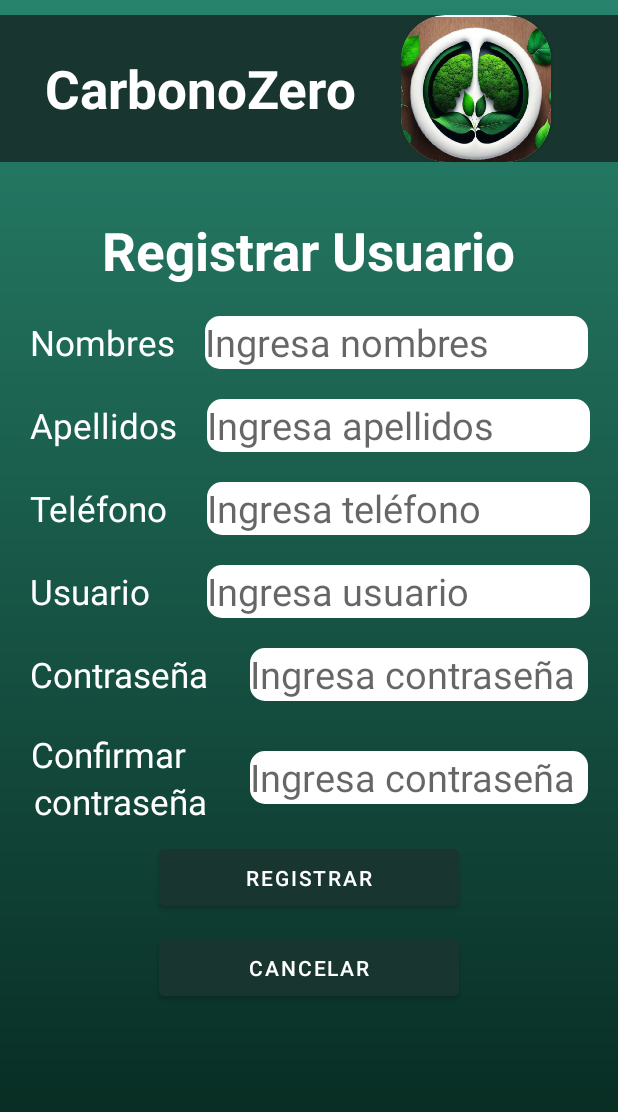
After one commit to LuisT0p20/CarbonoZero, an Android app: the CreateUser screen opened directly, with no data from a screen before it, on a phone screen of 412 x 824 dp. The commit adds this screen. Shown: the top 1112 px of the screen. Run offline under Robolectric (Android 15) with nearby library versions, the phone set to English and light mode, and no system bars.

Commit message:
Add Create User

```diff
--- a/app/src/main/AndroidManifest.xml
+++ b/app/src/main/AndroidManifest.xml
@@ -14,6 +14,9 @@
         android:theme="@style/Theme.Clase1"
         android:usesCleartextTraffic="true"
         tools:targetApi="31">
+        <activity
+            android:name=".CreateUser"
+            android:exported="false" />
         <activity
             android:name=".Login"
             android:exported="false" />
--- /dev/null
+++ b/app/src/main/java/com/example/clase1/CreateUser.java
@@ -0,0 +1,34 @@
+package com.example.clase1;
+
+import androidx.appcompat.app.AppCompatActivity;
+
+import android.content.Intent;
+import android.os.Bundle;
+import android.view.View;
+import android.widget.Button;
+
+public class CreateUser extends AppCompatActivity {
+    Button btn_cancel_create_user,btn_create_user;
+    @Override
+    protected void onCreate(Bundle savedInstanceState) {
+        super.onCreate(savedInstanceState);
+        setContentView(R.layout.activity_create_user);
+        btn_create_user = findViewById(R.id.btn_create_user);
+        btn_cancel_create_user = findViewById(R.id.btn_cancel_create_user);
+
+        btn_create_user.setOnClickListener(new View.OnClickListener() {
+            @Override
+            public void onClick(View v) {
+                Intent i = new Intent(CreateUser.this, Login.class);
+                startActivity(i);
+            }
+        });
+        btn_cancel_create_user.setOnClickListener(new View.OnClickListener() {
+            @Override
+            public void onClick(View v) {
+                Intent i = new Intent(CreateUser.this, Login.class);
+                startActivity(i);
+            }
+        });
+    }
+}
--- a/app/src/main/java/com/example/clase1/Login.java
+++ b/app/src/main/java/com/example/clase1/Login.java
@@ -6,14 +6,17 @@ import android.content.Intent;
 import android.os.Bundle;
 import android.view.View;
 import android.widget.Button;
+import android.widget.TextView;
 
 public class Login extends AppCompatActivity {
     Button btn_login;
+    TextView txt_create;
     @Override
     protected void onCreate(Bundle savedInstanceState) {
         super.onCreate(savedInstanceState);
         setContentView(R.layout.activity_login);
         btn_login = findViewById(R.id.btn_login);
+        txt_create = findViewById(R.id.txt_create);
         btn_login.setOnClickListener(new View.OnClickListener() {
             @Override
             public void onClick(View v) {
@@ -21,6 +24,13 @@ public class Login extends AppCompatActivity {
                 startActivity(i);
             }
         });
+        txt_create.setOnClickListener(new View.OnClickListener() {
+            @Override
+            public void onClick(View v) {
+                Intent i = new Intent(Login.this, CreateUser.class);
+                startActivity(i);
+            }
+        });
 
     }
 }
--- a/app/src/main/java/com/example/clase1/MainActivity.java
+++ b/app/src/main/java/com/example/clase1/MainActivity.java
@@ -1,7 +1,9 @@
 package com.example.clase1;
 
 import androidx.appcompat.app.AppCompatActivity;
+import androidx.cardview.widget.CardView;
 
+import android.content.Intent;
 import android.os.Bundle;
 import android.view.View;
 import android.widget.Button;
@@ -10,12 +12,33 @@ import android.widget.Toast;
 
 public class    MainActivity extends AppCompatActivity {
 //objetos con los que se va a interactuar
-
-
+    CardView cv_register, cv_analisis, cv_recomendacion;
     @Override
     protected void onCreate(Bundle savedInstanceState) {
         super.onCreate(savedInstanceState);
         setContentView(R.layout.activity_main);
+        cv_register = findViewById(R.id.cv_register);
+        cv_analisis = findViewById(R.id.cv_analisis);
+        cv_recomendacion = findViewById(R.id.cv_recomendacion);
+        cv_register.setOnClickListener(new View.OnClickListener() {
+            @Override
+            public void onClick(View v) {
+
+            }
+        });
+        cv_analisis.setOnClickListener(new View.OnClickListener() {
+            @Override
+            public void onClick(View v) {
+
+            }
+        });
+        cv_recomendacion.setOnClickListener(new View.OnClickListener() {
+            @Override
+            public void onClick(View v) {
+
+            }
+        });
+
     }
 
 
--- /dev/null
+++ b/app/src/main/res/layout/activity_create_user.xml
@@ -0,0 +1,226 @@
+<?xml version="1.0" encoding="utf-8"?>
+<LinearLayout xmlns:android="http://schemas.android.com/apk/res/android"
+    xmlns:app="http://schemas.android.com/apk/res-auto"
+    xmlns:tools="http://schemas.android.com/tools"
+    android:layout_width="match_parent"
+    android:layout_height="match_parent"
+    android:background="@drawable/my_shape"
+    android:orientation="vertical"
+    tools:context=".CreateUser">
+    <LinearLayout
+        android:layout_marginTop="10dp"
+        android:layout_width="match_parent"
+        android:background="#18362F"
+        android:layout_height="wrap_content">
+        <TextView
+            android:layout_marginLeft="30dp"
+            android:id="@+id/textView2"
+            android:layout_width="wrap_content"
+            android:layout_height="wrap_content"
+            android:layout_gravity="center"
+            android:text="CarbonoZero"
+            android:textColor="@color/white"
+            android:textSize="35dp"
+            android:textStyle="bold" />
+
+        <androidx.cardview.widget.CardView
+            android:layout_marginLeft="30dp"
+            android:layout_gravity="center"
+            android:layout_width="100dp"
+            app:cardCornerRadius="30dp"
+            android:layout_height="98dp">
+            <ImageView
+                android:id="@+id/logo"
+                android:layout_width="100dp"
+                android:layout_height="100dp"
+                android:src="@drawable/logo" />
+        </androidx.cardview.widget.CardView>
+    </LinearLayout>
+    <TextView
+        android:id="@+id/textView3"
+        android:layout_width="wrap_content"
+        android:layout_gravity="center"
+        android:layout_height="wrap_content"
+        android:textSize="35dp"
+        android:textStyle="bold"
+        android:textColor="@color/white"
+        android:layout_marginTop="35dp"
+        android:text="Registrar Usuario" />
+    <LinearLayout
+        android:layout_marginTop="20dp"
+        android:layout_width="wrap_content"
+        android:layout_height="wrap_content">
+        <TextView
+            android:layout_marginLeft="20dp"
+            android:id="@+id/textView4"
+            android:layout_width="wrap_content"
+            android:layout_gravity="center"
+            android:layout_height="wrap_content"
+            android:textSize="23dp"
+            android:textColor="@color/white"
+            android:text="Nombres" />
+        <EditText
+            android:layout_marginLeft="20dp"
+            android:layout_width="255dp"
+            android:layout_height="35dp"
+            android:layout_gravity="center"
+            android:textSize="25dp"
+            android:textColor="@color/black"
+            android:hint="Ingresa nombres"
+            android:background="@drawable/rounded_corners"></EditText>
+    </LinearLayout>
+    <LinearLayout
+        android:layout_marginTop="20dp"
+        android:layout_width="wrap_content"
+        android:layout_height="wrap_content">
+        <TextView
+            android:layout_marginLeft="20dp"
+            android:id="@+id/textView12"
+            android:layout_width="wrap_content"
+            android:layout_gravity="center"
+            android:layout_height="wrap_content"
+            android:textSize="23dp"
+            android:textColor="@color/white"
+            android:text="Apellidos" />
+        <EditText
+            android:layout_marginLeft="20dp"
+            android:layout_width="255dp"
+            android:layout_height="35dp"
+            android:layout_gravity="center"
+            android:textSize="25dp"
+            android:textColor="@color/black"
+            android:hint="Ingresa apellidos"
+            android:background="@drawable/rounded_corners"></EditText>
+    </LinearLayout>
+    <LinearLayout
+        android:layout_marginTop="20dp"
+        android:layout_width="wrap_content"
+        android:layout_height="wrap_content">
+        <TextView
+            android:layout_marginLeft="20dp"
+            android:id="@+id/textView13"
+            android:layout_width="wrap_content"
+            android:layout_gravity="center"
+            android:layout_height="wrap_content"
+            android:textSize="23dp"
+            android:textColor="@color/white"
+            android:text="Teléfono " />
+        <EditText
+            android:layout_marginLeft="20dp"
+            android:layout_width="255dp"
+            android:layout_height="35dp"
+            android:layout_gravity="center"
+            android:textSize="25dp"
+            android:textColor="@color/black"
+            android:hint="Ingresa teléfono"
+            android:background="@drawable/rounded_corners"></EditText>
+    </LinearLayout>
+    <LinearLayout
+        android:layout_marginTop="20dp"
+        android:layout_width="wrap_content"
+        android:layout_height="wrap_content">
+        <TextView
+            android:layout_marginLeft="20dp"
+            android:id="@+id/textView14"
+            android:layout_width="wrap_content"
+            android:layout_gravity="center"
+            android:layout_height="wrap_content"
+            android:textSize="23dp"
+            android:textColor="@color/white"
+            android:text="Usuario   " />
+        <EditText
+            android:layout_marginLeft="20dp"
+            android:layout_width="255dp"
+            android:layout_height="35dp"
+            android:layout_gravity="center"
+            android:textSize="25dp"
+            android:textColor="@color/black"
+            android:hint="Ingresa usuario"
+            android:background="@drawable/rounded_corners"></EditText>
+    </LinearLayout>
+    <LinearLayout
+        android:layout_marginTop="20dp"
+        android:layout_width="wrap_content"
+        android:layout_height="wrap_content">
+        <TextView
+            android:layout_marginLeft="20dp"
+            android:id="@+id/textView15"
+            android:layout_width="wrap_content"
+            android:layout_gravity="center"
+            android:layout_height="wrap_content"
+            android:textSize="23dp"
+            android:textColor="@color/white"
+            android:text="Contraseña" />
+        <EditText
+            android:layout_marginLeft="27dp"
+            android:layout_width="225dp"
+            android:layout_height="35dp"
+            android:layout_gravity="center"
+            android:textSize="25dp"
+            android:inputType="textPassword"
+            android:textColor="@color/black"
+            android:hint="Ingresa contraseña"
+            android:background="@drawable/rounded_corners"></EditText>
+    </LinearLayout>
+
+
+    <LinearLayout
+        android:layout_marginTop="20dp"
+        android:layout_width="wrap_content"
+        android:layout_height="wrap_content">
+
+        <LinearLayout
+            android:layout_width="wrap_content"
+            android:orientation="vertical"
+            android:layout_height="wrap_content">
+            <TextView
+                android:layout_marginLeft="14dp"
+                android:id="@+id/textView16"
+                android:layout_width="wrap_content"
+                android:layout_gravity="center"
+                android:layout_height="wrap_content"
+                android:textSize="23dp"
+                android:textColor="@color/white"
+                android:text="Confirmar    " />
+            <TextView
+                android:layout_marginLeft="10dp"
+                android:id="@+id/textView17"
+                android:layout_width="wrap_content"
+                android:layout_gravity="center"
+                android:layout_height="wrap_content"
+                android:textSize="23dp"
+                android:textColor="@color/white"
+                android:text="contraseña" />
+
+        </LinearLayout>
+        <EditText
+            android:layout_marginLeft="25dp"
+            android:layout_width="225dp"
+            android:layout_height="35dp"
+            android:layout_gravity="center"
+            android:textSize="25dp"
+            android:inputType="textPassword"
+            android:textColor="@color/black"
+            android:hint="Ingresa contraseña"
+            android:background="@drawable/rounded_corners"></EditText>
+    </LinearLayout>
+    <Button
+        android:id="@+id/btn_create_user"
+        android:layout_width="200dp"
+        android:layout_marginTop="10dp"
+        android:layout_gravity="center"
+        android:layout_height="50dp"
+        android:text="Registrar"
+        android:backgroundTint="@color/button"
+        ></Button>
+    <Button
+        android:id="@+id/btn_cancel_create_user"
+        android:layout_width="200dp"
+        android:layout_marginTop="10dp"
+        android:layout_gravity="center"
+        android:layout_height="50dp"
+        android:text="Cancelar"
+        android:backgroundTint="@color/button"
+        ></Button>
+
+</LinearLayout>
--- a/app/src/main/res/layout/activity_login.xml
+++ b/app/src/main/res/layout/activity_login.xml
@@ -84,7 +84,7 @@
         android:textColor="@color/white"
         android:text="¿Olvidaste tu contraseña?" />
     <TextView
-        android:id="@+id/create"
+        android:id="@+id/txt_create"
         android:layout_marginTop="10dp"
         android:layout_width="match_parent"
         android:layout_height="wrap_content"
--- a/app/src/main/res/layout/activity_main.xml
+++ b/app/src/main/res/layout/activity_main.xml
@@ -31,6 +31,7 @@
         android:text="Controla tu huella de carbono" />
 
     <androidx.cardview.widget.CardView
+        android:id="@+id/cv_register"
         android:layout_marginTop="40dp"
         android:layout_gravity="center"
         android:layout_width="300dp"
@@ -67,6 +68,7 @@
 
 
     <androidx.cardview.widget.CardView
+        android:id="@+id/cv_analisis"
         android:layout_marginTop="40dp"
         android:layout_gravity="center"
         android:layout_width="300dp"
@@ -102,6 +104,7 @@
         </LinearLayout>
     </androidx.cardview.widget.CardView>
     <androidx.cardview.widget.CardView
+        android:id="@+id/cv_recomendacion"
         android:layout_marginTop="40dp"
         android:layout_gravity="center"
         android:layout_width="300dp"
```
